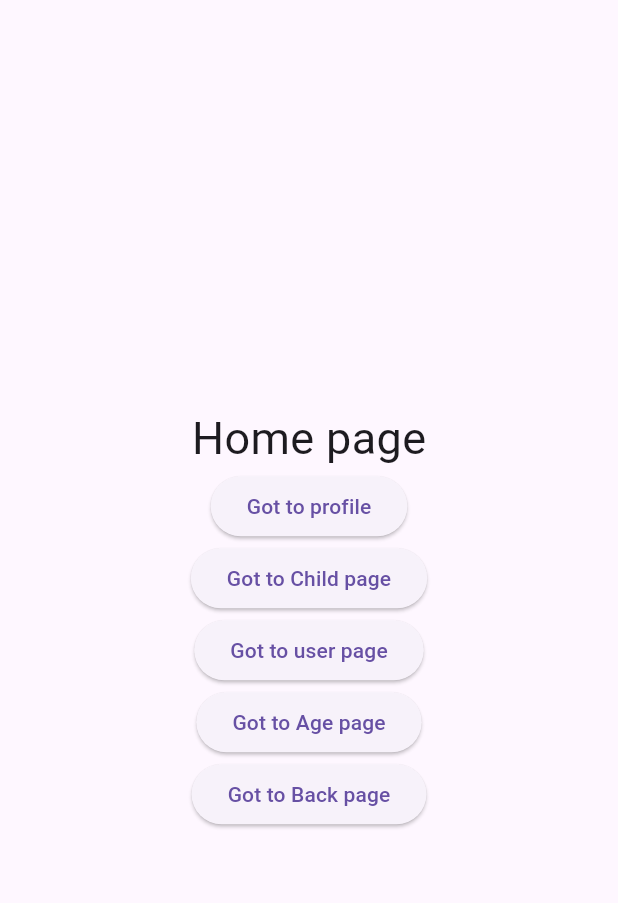
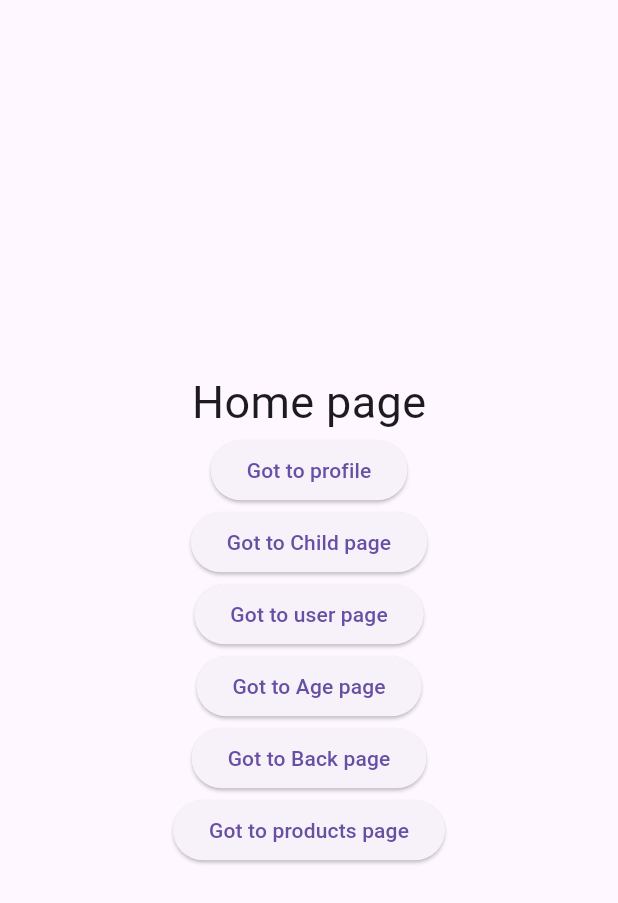
Before and after one commit to pradeepjayathilaka/go_router_flutter, a Flutter app: the screen it shows after launch, on a phone screen of 412 x 824 dp. Shown: the top 903 px of the screen. Run offline on Flutter 3.47's test engine with Material 3 defaults, Android fonts, the phone set to English and light mode, and no system bars; our stand-ins replace go_router.

Commit message:
Add product listing and detail pages with navigation

```diff
--- /dev/null
+++ b/lib/models/product_model.dart
@@ -0,0 +1,17 @@
+class Product {
+  final String id;
+  final String title;
+  final String description;
+  final double price;
+  final String imageUrl;
+  bool isFavorite;
+
+  Product({
+    required this.id,
+    required this.title,
+    required this.description,
+    required this.price,
+    required this.imageUrl,
+    this.isFavorite = false,
+  });
+}
--- a/lib/pages/home_page.dart
+++ b/lib/pages/home_page.dart
@@ -55,6 +55,12 @@ class HomePage extends StatelessWidget {
                 },
                 child: const Text("Got to Back page"),
               ),
+              ElevatedButton(
+                onPressed: () {
+                  GoRouter.of(context).pushNamed(RouteNameClass.products);
+                },
+                child: const Text("Got to products page"),
+              ),
             ],
           ),
         ),
--- a/lib/router/router.dart
+++ b/lib/router/router.dart
@@ -1,11 +1,14 @@
 import 'package:flutter/material.dart';
 import 'package:go_router/go_router.dart';
+import 'package:gorouter/models/product_model.dart';
 import 'package:gorouter/pages/age.dart';
 import 'package:gorouter/pages/back.dart';
 import 'package:gorouter/pages/child_page.dart';
 import 'package:gorouter/pages/home_page.dart';
 import 'package:gorouter/pages/login.dart';
+import 'package:gorouter/pages/products_page.dart';
 import 'package:gorouter/pages/profile_page.dart';
+import 'package:gorouter/pages/single_product.dart';
 import 'package:gorouter/pages/user_page.dart';
 import 'package:gorouter/router/routes_name.dart';
 
@@ -97,6 +100,22 @@ class RouterClass {
         builder: (context, state) {
           return const BackPage();
         },
+      ),
+      GoRoute(
+        name: RouteNameClass.products,
+        path: "/products",
+        builder: (context, state) {
+          return const ProductsPage();
+        },
+      ),
+      //single product page
+      GoRoute(
+        name: RouteNameClass.singleProduct,
+        path: "/product",
+        builder: (context, state) {
+          final Product product = state.extra as Product;
+          return SingleProduct(product: product);
+        },
       )
     ],
   );
--- a/lib/router/routes_name.dart
+++ b/lib/router/routes_name.dart
@@ -1,4 +1,6 @@
 class RouteNameClass {
   static const String profile = 'profile';
   static const String age = 'age';
+  static const String products = 'products';
+  static const String singleProduct = 'singleProduct';
 }
```
Also changed, not shown: lib/data/products.dart (added, +90 -0 lines), lib/pages/products_page.dart (added, +50 -0 lines), lib/pages/single_product.dart (added, +29 -0 lines).
